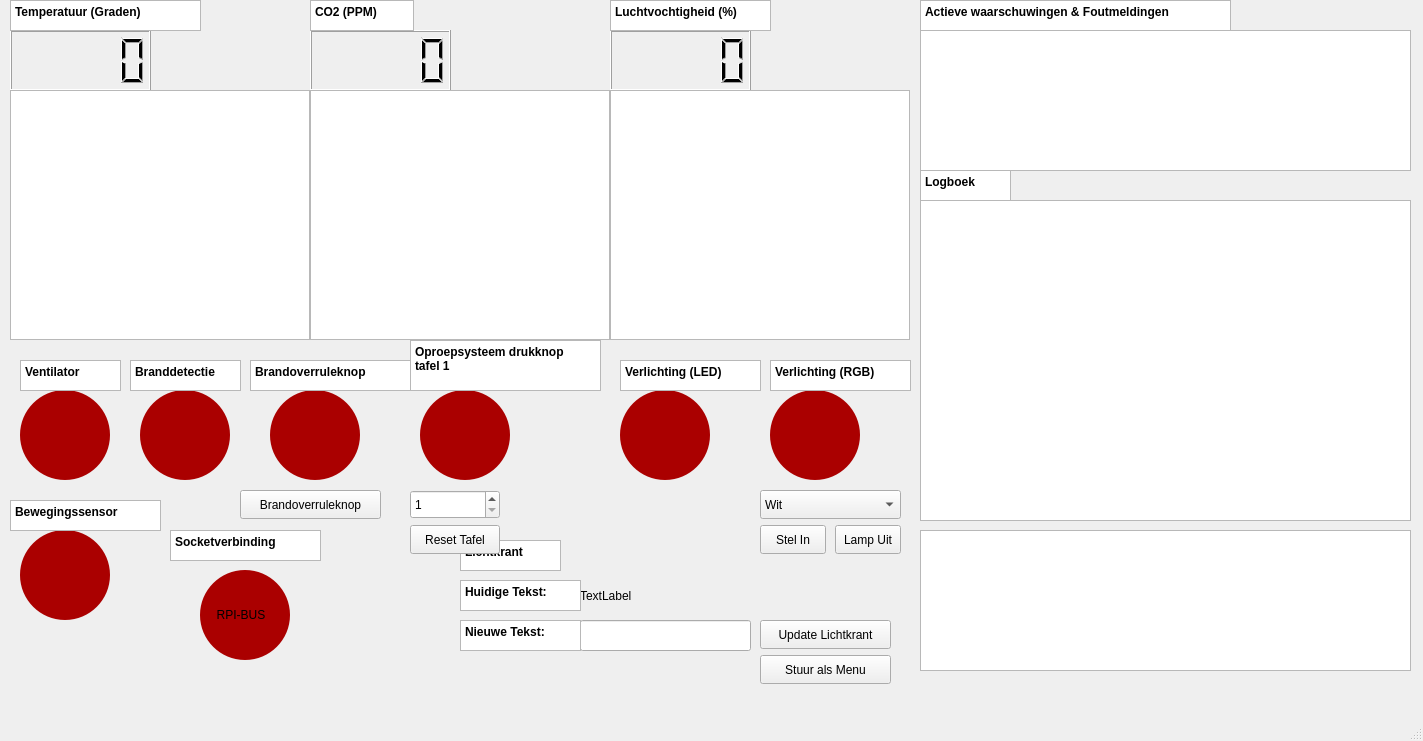
HHS-groupF/ProjectF, file RPI-WEMOS/mainwindow.ui: the form before one commit.
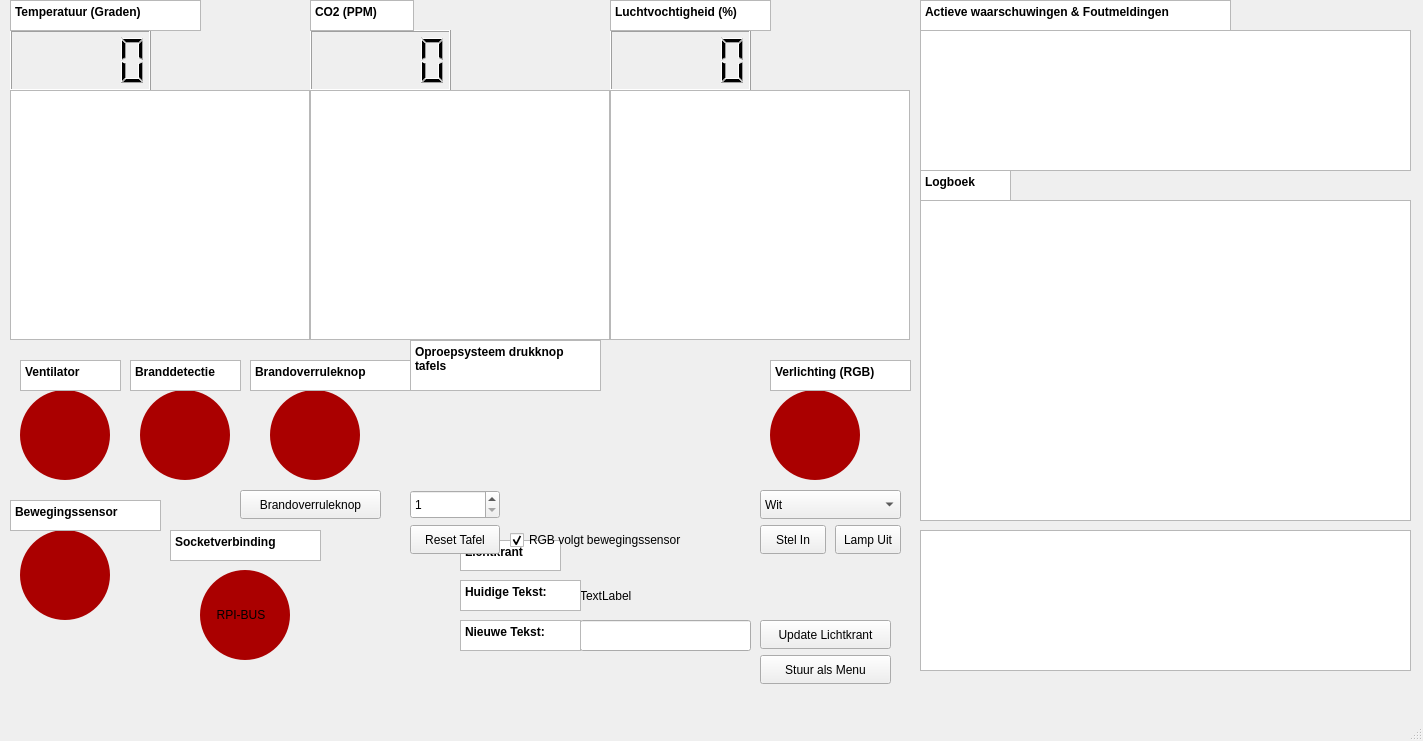
The form after the commit.

Commit message:
RGB: tafel- en RGB-fix op branch 7 (logica in CentraalBesturing)
Basis = Test-branch-7. Alleen tafel + RGB aangepast:
- RGB volgt de bewegingssensor (auto-modus, standaard aan) i.p.v. de nep-LED;
  handmatige modus via checkbox; nep-LED-widget verwijderd.
- Dynamische status-LED per tafel.
- Tafel- en RGB-logica verplaatst naar CentraalBesturingssysteemRPIWEMOS.
Rest van branch 7 (BUS, lichtkrant, heartbeat, STM, logging) ongemoeid.

What changed in the file:
```diff
--- a/RPI-WEMOS/mainwindow.ui
+++ b/RPI-WEMOS/mainwindow.ui
@@ -146,26 +146,6 @@
      </rect>
     </property>
    </widget>
-   <widget class="QLabel" name="label_Status_Verlichting_LED">
-    <property name="geometry">
-     <rect>
-      <x>620</x>
-      <y>390</y>
-      <width>90</width>
-      <height>90</height>
-     </rect>
-    </property>
-    <property name="autoFillBackground">
-     <bool>false</bool>
-    </property>
-    <property name="styleSheet">
-     <string notr="true">background-color: rgb(170, 0, 0);
-border-radius: 45px;</string>
-    </property>
-    <property name="text">
-     <string/>
-    </property>
-   </widget>
    <widget class="QLabel" name="label_Status_Branddetectie">
     <property name="geometry">
      <rect>
@@ -246,29 +226,6 @@
      <string/>
     </property>
    </widget>
-   <widget class="QTextEdit" name="textEdit_4">
-    <property name="geometry">
-     <rect>
-      <x>620</x>
-      <y>360</y>
-      <width>141</width>
-      <height>31</height>
-     </rect>
-    </property>
-    <property name="readOnly">
-     <bool>true</bool>
-    </property>
-    <property name="html">
-     <string>&lt;!DOCTYPE HTML PUBLIC &quot;-//W3C//DTD HTML 4.0//EN&quot; &quot;http://www.w3.org/TR/REC-html40/strict.dtd&quot;&gt;
-&lt;html&gt;&lt;head&gt;&lt;meta name=&quot;qrichtext&quot; content=&quot;1&quot; /&gt;&lt;meta charset=&quot;utf-8&quot; /&gt;&lt;style type=&quot;text/css&quot;&gt;
-p, li { white-space: pre-wrap; }
-hr { height: 1px; border-width: 0; }
-li.unchecked::marker { content: &quot;\2610&quot;; }
-li.checked::marker { content: &quot;\2612&quot;; }
-&lt;/style&gt;&lt;/head&gt;&lt;body style=&quot; font-family:'PibotoLt'; font-size:12pt; font-weight:400; font-style:normal;&quot;&gt;
-&lt;p style=&quot; margin-top:0px; margin-bottom:0px; margin-left:0px; margin-right:0px; -qt-block-indent:0; text-indent:0px;&quot;&gt;&lt;span style=&quot; font-family:'Segoe UI'; font-size:9pt; font-weight:700;&quot;&gt;Verlichting (LED)&lt;/span&gt;&lt;/p&gt;&lt;/body&gt;&lt;/html&gt;</string>
-    </property>
-   </widget>
    <widget class="QTextEdit" name="textEdit_5">
     <property name="geometry">
      <rect>
@@ -437,26 +394,6 @@
 &lt;p style=&quot; margin-top:0px; margin-bottom:0px; margin-left:0px; margin-right:0px; -qt-block-indent:0; text-indent:0px;&quot;&gt;&lt;span style=&quot; font-family:'Segoe UI'; font-size:9pt; font-weight:700;&quot;&gt;Actieve waarschuwingen &amp;amp; Foutmeldingen&lt;/span&gt;&lt;/p&gt;&lt;/body&gt;&lt;/html&gt;</string>
     </property>
    </widget>
-   <widget class="QLabel" name="label_Status_Drukknop_1">
-    <property name="geometry">
-     <rect>
-      <x>420</x>
-      <y>390</y>
-      <width>90</width>
-      <height>90</height>
-     </rect>
-    </property>
-    <property name="autoFillBackground">
-     <bool>false</bool>
-    </property>
-    <property name="styleSheet">
-     <string notr="true">background-color: rgb(170, 0, 0);
-border-radius: 45px;</string>
-    </property>
-    <property name="text">
-     <string/>
-    </property>
-   </widget>
    <widget class="QTextEdit" name="textEdit_11">
     <property name="geometry">
      <rect>
@@ -478,7 +415,7 @@
 li.checked::marker { content: &quot;\2612&quot;; }
 &lt;/style&gt;&lt;/head&gt;&lt;body style=&quot; font-family:'PibotoLt'; font-size:12pt; font-weight:400; font-style:normal;&quot;&gt;
 &lt;p style=&quot; margin-top:0px; margin-bottom:0px; margin-left:0px; margin-right:0px; -qt-block-indent:0; text-indent:0px;&quot;&gt;&lt;span style=&quot; font-family:'Segoe UI'; font-size:9pt; font-weight:700;&quot;&gt;Oproepsysteem drukknop &lt;/span&gt;&lt;/p&gt;
-&lt;p style=&quot; margin-top:0px; margin-bottom:0px; margin-left:0px; margin-right:0px; -qt-block-indent:0; text-indent:0px;&quot;&gt;&lt;span style=&quot; font-family:'Segoe UI'; font-size:9pt; font-weight:700;&quot;&gt;tafel 1&lt;/span&gt;&lt;/p&gt;&lt;/body&gt;&lt;/html&gt;</string>
+&lt;p style=&quot; margin-top:0px; margin-bottom:0px; margin-left:0px; margin-right:0px; -qt-block-indent:0; text-indent:0px;&quot;&gt;&lt;span style=&quot; font-family:'Segoe UI'; font-size:9pt; font-weight:700;&quot;&gt;tafels&lt;/span&gt;&lt;/p&gt;&lt;/body&gt;&lt;/html&gt;</string>
     </property>
    </widget>
    <widget class="QTextBrowser" name="textBrowser_Logboek">
@@ -771,6 +708,22 @@
      <string>Lamp Uit</string>
     </property>
    </widget>
+   <widget class="QCheckBox" name="checkBox_RGB_Auto">
+    <property name="geometry">
+     <rect>
+      <x>510</x>
+      <y>528</y>
+      <width>245</width>
+      <height>24</height>
+     </rect>
+    </property>
+    <property name="text">
+     <string>RGB volgt bewegingssensor</string>
+    </property>
+    <property name="checked">
+     <bool>true</bool>
+    </property>
+   </widget>
    <widget class="QPushButton" name="pushButton_Stuur_Menu">
     <property name="geometry">
      <rect>
```
The commit also changes 4 other files.
